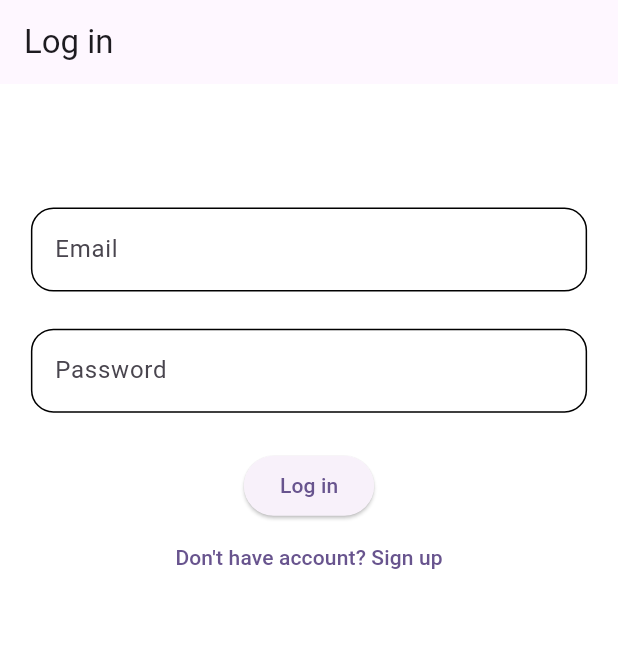
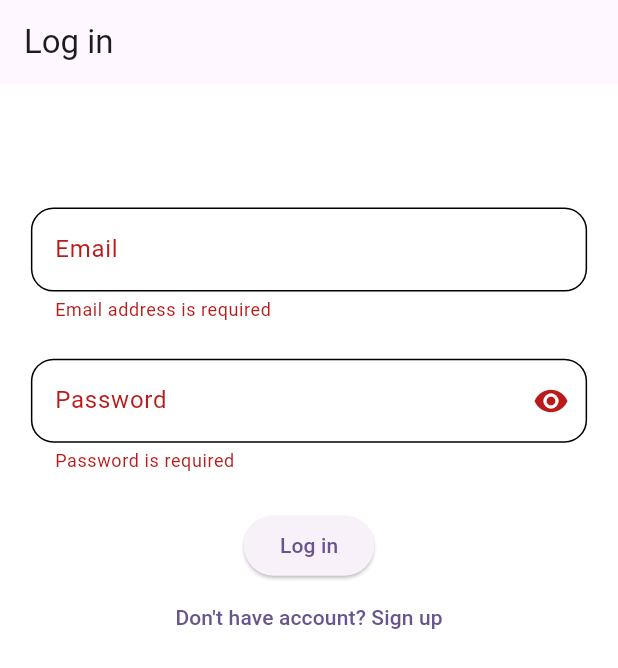
Before and after one commit to osamaOmrann/Softagi, a Flutter app: the screen it shows after launch, after a tap on "Log in", on a phone screen of 412 x 824 dp. Shown: the top 668 px of the screen. Run offline on Flutter 3.47's test engine with Material 2 defaults, Android fonts, the light colour scheme and no system bars; our stand-ins replace dartz, dio, flutter_bloc, flutter_spinkit, fluttertoast, get_it and 2 more; accounts and stored records are empty.

Commit message:
Log In ✔

```diff
--- a/lib/core/database/api/end_points.dart
+++ b/lib/core/database/api/end_points.dart
@@ -1,6 +1,7 @@
 class EndPoint {
   static const String baseURL = 'https://student.valuxapps.com/api/';
   static const String register = 'register';
+  static const String login = 'login';
 
   /*static String registerEndPoint() {
     return register;
--- a/lib/core/routes/routes.dart
+++ b/lib/core/routes/routes.dart
@@ -1,7 +1,7 @@
 import 'package:flutter/material.dart';
-import 'package:softagi/layout/auth/login/presentation/screens/login_screen.dart';
-import 'package:softagi/layout/auth/login/presentation/screens/splash_screen.dart';
-import 'package:softagi/layout/auth/register/presentation/screens/register_screen.dart';
+import 'package:softagi/layout/auth/presentation/screens/login_screen.dart';
+import 'package:softagi/layout/auth/presentation/screens/register_screen.dart';
+import 'package:softagi/layout/auth/presentation/screens/splash_screen.dart';
 import 'package:softagi/layout/products/reset_product_data_screen.dart';
 
 class Routes{
--- /dev/null
+++ b/lib/layout/auth/data/models/login_model.dart
@@ -0,0 +1,12 @@
+import 'package:softagi/core/database/api/end_points.dart';
+
+class LoginModel{
+  final String message;
+  final String token;
+
+  LoginModel({required this.message, required this.token});
+
+  factory LoginModel.fromJson(Map<String, dynamic> jsonData) {
+    return LoginModel(message: jsonData[APIKeys.message], token: jsonData[APIKeys.token]);
+  }
+}
--- /dev/null
+++ b/lib/layout/auth/data/repository/auth_repository.dart
@@ -0,0 +1,19 @@
+import 'package:dartz/dartz.dart';
+import 'package:softagi/core/database/api/api_consumer.dart';
+import 'package:softagi/core/database/api/end_points.dart';
+import 'package:softagi/core/error/exceptions.dart';
+import 'package:softagi/core/services/service_locator.dart';
+import 'package:softagi/layout/auth/data/models/login_model.dart';
+
+class AuthRepository {
+  Future<Either<String, LoginModel>> login(
+      {required String email, required String password}) async {
+    try {
+      final response = await sl<APIConsumer>().post(EndPoint.login,
+          data: {APIKeys.email: email, APIKeys.password: password});
+      return Right(LoginModel.fromJson(response));
+    } on ServerException catch (error) {
+      return Left(error.errorModel.errorMessage);
+    }
+  }
+}
--- a/lib/layout/auth/login/presentation/screens/login_screen.dart
+++ /dev/null
@@ -1,48 +0,0 @@
-import 'package:flutter/material.dart';
-import 'package:softagi/core/commons/commons.dart';
-import 'package:softagi/core/routes/routes.dart';
-
-class LoginScreen extends StatelessWidget {
-TextEditingController emailController = TextEditingController();
-TextEditingController passwordController = TextEditingController();
-  @override
-  Widget build(BuildContext context) {
-    var height = MediaQuery.of(context).size.height, width = MediaQuery.of(context).size.width;
-    return Scaffold(
-      appBar: AppBar(title: Text('Log in'),),
-      body: Padding(
-        padding: EdgeInsets.symmetric(horizontal: width * .05),
-        child: SingleChildScrollView(
-          child: Column(
-            children: [
-              SizedBox(height: height * .1,),
-              TextField(
-                decoration: InputDecoration(
-                  labelText: 'Email'
-                ),
-                controller: emailController,
-              ),
-              SizedBox(height: height * .03,),
-              TextField(
-                decoration: InputDecoration(
-                    labelText: 'Password'
-                ),
-                controller: passwordController,
-              ),
-              SizedBox(height: height * .03,),
-              ElevatedButton(onPressed: () {
-              }, child: Text(
-                'Log in'
-              )),
-              TextButton(onPressed: () {
-                navigateAndFinish(context: context, route: Routes.register);
-              }, child: Text(
-                'Don\'t have account? Sign up',
-              ))
-            ],
-          ),
-        ),
-      ),
-    );
-  }
-}
--- /dev/null
+++ b/lib/layout/auth/presentation/cubit/login_cubit.dart
@@ -0,0 +1,70 @@
+import 'dart:convert';
+import 'dart:developer';
+
+import 'package:dio/dio.dart';
+import 'package:flutter/material.dart';
+import 'package:flutter_bloc/flutter_bloc.dart';
+import 'package:softagi/core/database/api/end_points.dart';
+import 'package:softagi/layout/auth/data/models/login_model.dart';
+import 'package:softagi/layout/auth/data/repository/auth_repository.dart';
+import 'package:softagi/layout/auth/presentation/cubit/login_state.dart';
+
+class LoginCubit extends Cubit<LoginState> {
+  LoginCubit(this.authRepo) : super(LoginInitial());
+  final AuthRepository authRepo;
+  GlobalKey<FormState> loginKey = GlobalKey<FormState>();
+  TextEditingController emailController = TextEditingController();
+  TextEditingController passwordController = TextEditingController();
+  bool isLoginPasswordShown = true;
+  IconData suffixIocn = Icons.visibility;
+  void changeLoginPasswordSuffixIcon() {
+    isLoginPasswordShown = !isLoginPasswordShown;
+    suffixIocn = isLoginPasswordShown? Icons.visibility: Icons.visibility_off;
+    emit(ChangeLoginPasswordSuffixIcon());
+  }
+  LoginModel? loginModel;
+  void login() async {
+    emit(LoginLoadingState());
+    /*final result = await authRepo.login(email: emailController.text, password: passwordController.text);
+    result.fold((l) => emit(LoginErrorState(l)), (r) {
+      loginModel = r;
+      emit(LoginSuccessState());
+    });*/
+
+    String email = emailController.text;
+    String password = passwordController.text;
+
+    var dio = Dio();
+    var url = '${EndPoint.baseURL}${EndPoint.login}';
+
+    try {
+      var response = await dio.post(
+        url,
+        data: json.encode({
+          'email': email,
+          'password': password,
+        }),
+      );
+
+      // var responseData = json.decode(response.data);
+
+      if (response.statusCode == 200) {
+        print(response.data);
+        if(response.data.containsValue(true)) {
+          log('true');
+          emit(LoginSuccessState());
+          emailController.clear();
+          passwordController.clear();
+        } else {
+          log('false');
+          emit(LoginErrorState('Wrong email or password'));
+        }
+      } else {
+        // Login failed
+      }
+    } catch (error) {
+      print('Error: $error');
+      emit(LoginErrorState(error.toString()));
+    }
+  }
+}
--- /dev/null
+++ b/lib/layout/auth/presentation/cubit/login_state.dart
@@ -0,0 +1,11 @@
+abstract class LoginState {}
+
+final class LoginInitial extends LoginState {}
+final class ChangeLoginPasswordSuffixIcon extends LoginState {}
+final class LoginLoadingState extends LoginState {}
+final class LoginSuccessState extends LoginState {}
+final class LoginErrorState extends LoginState {
+  final String message;
+
+  LoginErrorState(this.message);
+}
--- /dev/null
+++ b/lib/layout/auth/presentation/screens/login_screen.dart
@@ -0,0 +1,98 @@
+import 'package:flutter/material.dart';
+import 'package:flutter_bloc/flutter_bloc.dart';
+import 'package:flutter_spinkit/flutter_spinkit.dart';
+import 'package:fluttertoast/fluttertoast.dart';
+import 'package:softagi/core/commons/commons.dart';
+import 'package:softagi/core/routes/routes.dart';
+import 'package:softagi/core/utils/colors.dart';
+import 'package:softagi/core/utils/validation_utils.dart';
+import 'package:softagi/layout/auth/presentation/cubit/login_cubit.dart';
+import 'package:softagi/layout/auth/presentation/cubit/login_state.dart';
+
+class LoginScreen extends StatelessWidget {
+  @override
+  Widget build(BuildContext context) {
+    var height = MediaQuery.of(context).size.height,
+        width = MediaQuery.of(context).size.width;
+    return Scaffold(
+      appBar: AppBar(
+        title: Text('Log in'),
+      ),
+      body: Padding(
+        padding: EdgeInsets.symmetric(horizontal: width * .05),
+        child: SingleChildScrollView(
+          child: BlocConsumer<LoginCubit, LoginState>(
+            listener: (context, state) {
+              if(state is LoginSuccessState) {
+                Fluttertoast.showToast(msg: 'Successful login ✔');
+              }
+              if(state is LoginErrorState ) {
+                Fluttertoast.showToast(msg: state.message);
+              }
+            },
+            builder: (context, state) {
+              return Form(
+                key: BlocProvider.of<LoginCubit>(context).loginKey,
+                child: Column(
+                  children: [
+                    SizedBox(
+                      height: height * .1,
+                    ),
+                    TextFormField(
+                      keyboardType: TextInputType.emailAddress,
+                      validator: (text) {
+                        if (text == null || text.trim().isEmpty) {
+                          return 'Email address is required';
+                        }
+                        if (!ValidationUtils.isValidEmail(text)) {
+                          return 'Please enter a valid email';
+                        }
+                        return null;
+                      },
+                      decoration: InputDecoration(labelText: 'Email'),
+                      controller: BlocProvider.of<LoginCubit>(context).emailController,
+                    ),
+                    SizedBox(
+                      height: height * .03,
+                    ),
+                    TextFormField(
+                      validator: (text) {
+                        if (text == null || text.trim().isEmpty) {
+                          return 'Password is required';
+                        }
+                        return null;
+                      },
+                      obscureText: BlocProvider.of<LoginCubit>(context).isLoginPasswordShown,
+                      decoration: InputDecoration(
+                          labelText: 'Password',
+                          suffixIcon: InkWell(
+                              onTap: () => BlocProvider.of<LoginCubit>(context).changeLoginPasswordSuffixIcon(),
+                              child: Icon(BlocProvider.of<LoginCubit>(context).suffixIocn))),
+                      controller: BlocProvider.of<LoginCubit>(context).passwordController,
+                    ),
+                    SizedBox(
+                      height: height * .03,
+                    ),
+                    state is LoginLoadingState? SpinKitSpinningLines(color: AppColors.primary, size: height * .0525,):ElevatedButton(onPressed: () {
+                      if(BlocProvider.of<LoginCubit>(context).loginKey.currentState!.validate()) {
+                        BlocProvider.of<LoginCubit>(context).login();
+                      }
+                    }, child: Text('Log in')),
+                    TextButton(
+                        onPressed: () {
+                          navigateAndFinish(
+                              context: context, route: Routes.register);
+                        },
+                        child: Text(
+                          'Don\'t have account? Sign up',
+                        ))
+                  ],
+                ),
+              );
+            },
+          ),
+        ),
+      ),
+    );
+  }
+}
--- a/lib/main.dart
+++ b/lib/main.dart
@@ -1,14 +1,23 @@
 import 'package:flutter/material.dart';
 import 'package:flutter_bloc/flutter_bloc.dart';
 import 'package:softagi/core/bloc/cubit/global_cubit.dart';
-import 'package:softagi/core/bloc/cubit/global_cubit.dart';
 import 'package:softagi/core/bloc/cubit/global_state.dart';
 import 'package:softagi/core/routes/routes.dart';
+import 'package:softagi/core/services/service_locator.dart';
 import 'package:softagi/core/theme/app_theme.dart';
+import 'package:softagi/layout/auth/data/repository/auth_repository.dart';
+import 'package:softagi/layout/auth/presentation/cubit/login_cubit.dart';
 
 void main() {
-  runApp(BlocProvider(
-    create: (context) => GlobalCubit(),
+  runApp(MultiBlocProvider(
+    providers: [
+      BlocProvider(
+        create: (context) => GlobalCubit(),
+      ),
+      BlocProvider(
+        create: (context) => LoginCubit(AuthRepository()),
+      ),
+    ],
     child: Softagi(),
   ));
 }
--- a/pubspec.yaml
+++ b/pubspec.yaml
@@ -40,6 +40,9 @@ dependencies:
   shared_preferences: ^2.2.2
   flutter_bloc: ^8.1.3
   fluttertoast: ^8.2.2
+  get_it: ^7.6.4
+  dartz: ^0.10.1
+  flutter_spinkit: ^5.2.0
 
 dev_dependencies:
   flutter_test:
```
Also changed, not shown: lib/core/database/api/api_interceptors.dart (+4 -3 lines), lib/core/services/service_locator.dart (added, +19 -0 lines), lib/layout/auth/presentation/screens/register_screen.dart (renamed from lib/layout/auth/register/presentation/screens/register_screen.dart, +42 -7 lines), lib/layout/auth/presentation/screens/splash_screen.dart (renamed from lib/layout/auth/login/presentation/screens/splash_screen.dart), pubspec.lock.
